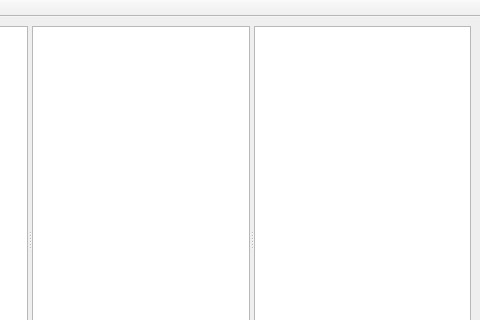
Qt form paintwindow.ui (SiebelsTim/GitRelations) before a commit; both pictures show x 198 to 678 and y 0 to 320 of the 678 by 483 pixel window.
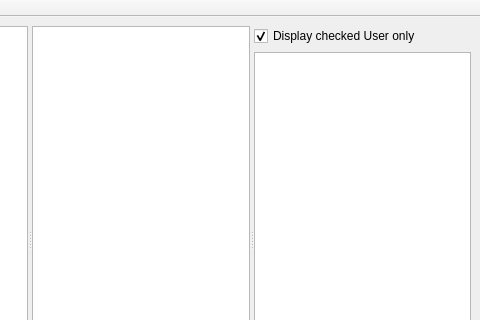
The same form after that commit.

Commit message: Add displaying users and adjacent users

The edit to the form file:
```diff
--- a/paintwindow.ui
+++ b/paintwindow.ui
@@ -22,6 +22,19 @@
       </property>
       <widget class="QGraphicsView" name="graphicsView"/>
       <widget class="QGraphicsView" name="graphicsView_2"/>
+      <widget class="QWidget" name="">
+       <layout class="QVBoxLayout" name="verticalLayout">
+        <item>
+         <widget class="QCheckBox" name="userListCheckbox">
+          <property name="text">
+           <string>Display checked User only</string>
+          </property>
+          <property name="checked">
+           <bool>true</bool>
+          </property>
+         </widget>
+        </item>
+        <item>
       <widget class="QListWidget" name="userList">
        <property name="sizePolicy">
         <sizepolicy hsizetype="Minimum" vsizetype="Expanding">
@@ -47,6 +60,9 @@
          <height>0</height>
         </size>
        </property>
+         </widget>
+        </item>
+       </layout>
       </widget>
      </widget>
     </item>
```
Lines whose indentation alone changed are shown as unchanged. The commit also changes 2 other files.
